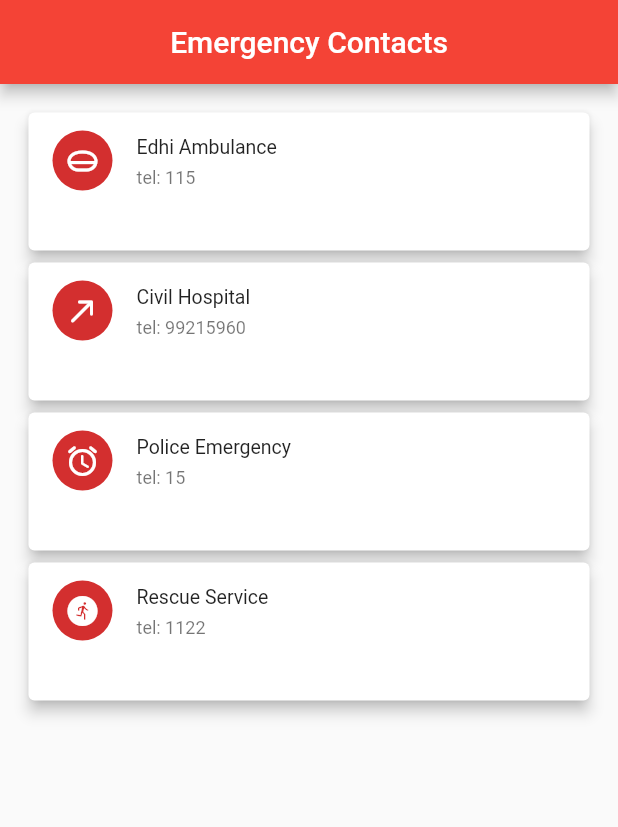
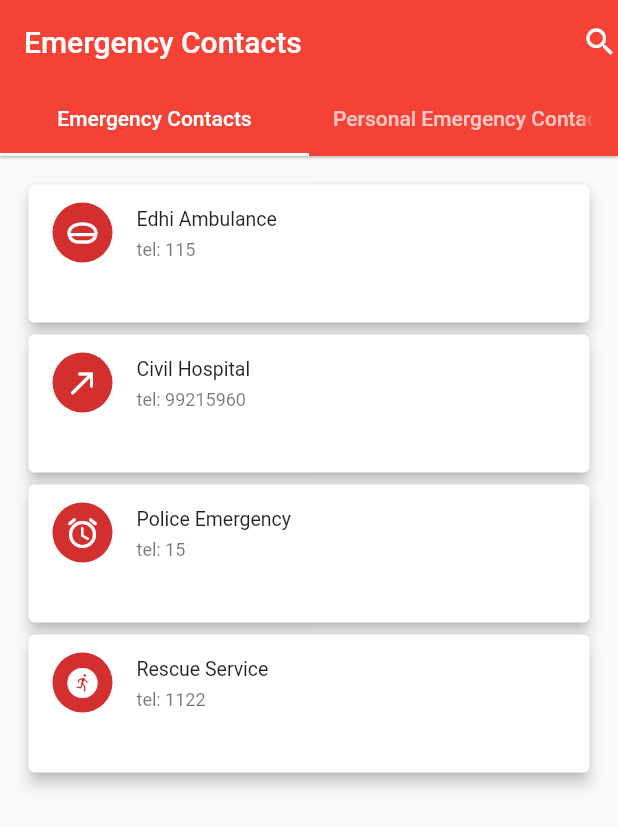
Before and after one commit to MaisamRizvi/EmergencyApp, a Flutter app: the screen it shows after launch, on a phone screen of 412 x 824 dp. Shown: the top 827 px of the screen. Run offline on Flutter 3.47's test engine with Material 2 defaults, Android fonts, the phone set to English and light mode, and no system bars; missing offline and left inert: flutter_phone_direct_caller.

Commit message:
Added Tabs and UI Improvement + Calling Functionality From App

```diff
--- a/lib/EmergencyContacts.dart
+++ b/lib/Components/emergency_contacts.dart
@@ -1,5 +1,3 @@
-// ignore_for_file: file_names
-
 class EmergencyContacts {
   final String initials, name, contactNo;
 
--- /dev/null
+++ b/lib/Components/emergency_contacts_data.dart
@@ -0,0 +1,74 @@
+import 'package:flutter/material.dart';
+import 'package:flutter_phone_direct_caller/flutter_phone_direct_caller.dart';
+import 'package:flutter_application_1/Components/emergency_contacts.dart';
+
+class ContactsData extends StatefulWidget {
+  const ContactsData({Key? key}) : super(key: key);
+
+  @override
+  _ContactsDataState createState() => _ContactsDataState();
+}
+
+class _ContactsDataState extends State<ContactsData> {
+  static List<String> emergencyContactsName = [
+    "Edhi Ambulance",
+    "Civil Hospital",
+    "Police Emergency",
+    "Rescue Service",
+  ];
+
+  static List<String> emergencyContactsInitials = [
+    "EA",
+    "CH",
+    "PE",
+    "RS",
+  ];
+
+  static List<dynamic> icons = [
+    Icons.home_mini_rounded,
+    Icons.call_made_rounded,
+    Icons.alarm_rounded,
+    Icons.run_circle_rounded,
+  ];
+  static List<String> emergencyContactsNo = [
+    "tel: 115",
+    "tel: 99215960",
+    "tel: 15",
+    "tel: 1122",
+  ];
+
+  final List<EmergencyContacts> emergencyContacts = List.generate(
+      emergencyContactsName.length,
+      (index) => EmergencyContacts(emergencyContactsInitials[index],
+          emergencyContactsName[index], emergencyContactsNo[index]));
+  @override
+  Widget build(BuildContext context) {
+    return Scaffold(
+        body: Container(
+            padding: const EdgeInsets.all(15),
+            child: Column(children: <Widget>[
+              ListView.builder(
+                  shrinkWrap: true,
+                  itemCount: emergencyContactsName.length,
+                  itemBuilder: (BuildContext context, index) {
+                    EmergencyContacts _contacts = emergencyContacts[index];
+                    return SizedBox(
+                        height: 100,
+                        child: Card(
+                            elevation: 4,
+                            child: InkWell(
+                                onTap: () async {
+                                  var phoneNo = _contacts.contactNo;
+                                  await FlutterPhoneDirectCaller.callNumber(
+                                      phoneNo);
+                                },
+                                child: ListTile(
+                                    title: Text(_contacts.name),
+                                    subtitle: Text(_contacts.contactNo),
+                                    dense: true,
+                                    leading: CircleAvatar(
+                                        child: Icon(icons[index]))))));
+                  })
+            ])));
+  }
+}
--- /dev/null
+++ b/lib/home_tabs.dart
@@ -0,0 +1,52 @@
+import 'package:flutter/material.dart';
+import 'package:flutter_application_1/Components/emergency_contacts_data.dart';
+import 'package:flutter_application_1/Components/personal_emergency_contacts.dart';
+
+class HomeScreenTabs extends StatefulWidget {
+  const HomeScreenTabs({Key? key}) : super(key: key);
+
+  @override
+  _HomeScreenTabsState createState() => _HomeScreenTabsState();
+}
+
+class _HomeScreenTabsState extends State<HomeScreenTabs>
+    with SingleTickerProviderStateMixin {
+  late TabController _controller;
+  @override
+  void initState() {
+    super.initState();
+    _controller = TabController(
+      vsync: this,
+      initialIndex: 0,
+      length: 2,
+    );
+  }
+
+  @override
+  void dispose() {
+    _controller.dispose();
+    super.dispose();
+  }
+
+  @override
+  Widget build(BuildContext context) {
+    return Scaffold(
+      appBar: AppBar(
+        title: const Text("Emergency Contacts"),
+        elevation: 0.7,
+        bottom: TabBar(
+          controller: _controller,
+          indicatorColor: Colors.white,
+          tabs: const <Widget>[
+            Tab(text: "Emergency Contacts"),
+            Tab(text: "Personal Emergency Contacts")
+          ],
+        ),
+        actions: const <Widget>[Icon(Icons.search)],
+      ),
+      body: TabBarView(
+          controller: _controller,
+          children: <Widget>[ContactsData(), PersonalEmergencyContacts()]),
+    );
+  }
+}
--- a/lib/main.dart
+++ b/lib/main.dart
@@ -1,7 +1,5 @@
 import 'package:flutter/material.dart';
-import 'package:url_launcher/url_launcher.dart';
-// import 'FruitDataModel.dart';
-import 'EmergencyContacts.dart';
+import 'package:flutter_application_1/home_tabs.dart';
 
 void main() {
   runApp(const MyApp());
@@ -18,84 +16,13 @@ class MyApp extends StatelessWidget {
       theme: ThemeData(
         primarySwatch: Colors.red,
       ),
-      home: const ContactsData(),
+      home: const HomeScreenTabs(),
       debugShowCheckedModeBanner: false,
     );
   }
 }
 
-class ContactsData extends StatefulWidget {
-  const ContactsData({Key? key}) : super(key: key);
-  @override
-  _ContactsDataState createState() => _ContactsDataState();
-}
 
-class _ContactsDataState extends State<ContactsData> {
-  static List<String> emergencyContactsName = [
-    "Edhi Ambulance",
-    "Civil Hospital",
-    "Police Emergency",
-    "Rescue Service",
-  ];
-  static List<String> emergencyContactsInitials = [
-    "EA",
-    "CH",
-    "PE",
-    "RS",
-  ];
-
-  static List<dynamic> icons = [
-    Icons.home_mini_rounded,
-    Icons.call_made_rounded,
-    Icons.alarm_rounded,
-    Icons.run_circle_rounded,
-  ];
-  static List<String> emergencyContactsNo = [
-    "tel: 115",
-    "tel: 99215960",
-    "tel: 15",
-    "tel: 1122",
-  ];
-
-  final List<EmergencyContacts> emergencyContacts = List.generate(
-      emergencyContactsName.length,
-      (index) => EmergencyContacts(emergencyContactsInitials[index],
-          emergencyContactsName[index], emergencyContactsNo[index]));
-  @override
-  Widget build(BuildContext context) {
-    return Scaffold(
-        appBar: AppBar(
-          centerTitle: true,
-          title: const Text("Emergency Contacts"),
-        ),
-        body: Container(
-            padding: const EdgeInsets.all(15),
-            child: Column(children: <Widget>[
-              ListView.builder(
-                  shrinkWrap: true,
-                  itemCount: emergencyContactsName.length,
-                  itemBuilder: (BuildContext context, index) {
-                    EmergencyContacts _contacts = emergencyContacts[index];
-                    return SizedBox(
-                        height: 100,
-                        child: Card(
-                            elevation: 4,
-                            child: InkWell(
-                                onTap: () async {
-                                  await canLaunch(_contacts.contactNo)
-                                      ? await launch(_contacts.contactNo)
-                                      : throw 'Could not launch "$_contacts.contactNo"';
-                                },
-                                child: ListTile(
-                                    title: Text(_contacts.name),
-                                    subtitle: Text(_contacts.contactNo),
-                                    dense: true,
-                                    leading: CircleAvatar(
-                                        child: Icon(icons[index]))))));
-                  })
-            ])));
-  }
-}
 
 // class MyHomePage extends StatefulWidget {
 //   const MyHomePage({Key? key}) : super(key: key);
--- a/pubspec.yaml
+++ b/pubspec.yaml
@@ -27,7 +27,8 @@ environment:
 # the latest version available on pub.dev. To see which dependencies have newer
 # versions available, run `flutter pub outdated`.
 dependencies:
-  url_launcher: ^6.0.12
+  flutter_phone_direct_caller: ^2.0.0
+
   flutter:
     sdk: flutter
 
```
Also changed, not shown: lib/Components/personal_emergency_contacts.dart (added, +23 -0 lines), pubspec.lock.
